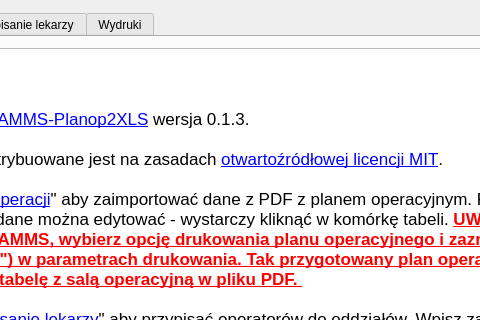
Above: amms_planop2xls/mainwindow.ui from mpasternak/amms-planop2xls before the change; both pictures show x 264 to 744 and y 0 to 320 of the 914 by 676 pixel window. Below: the same form after it.
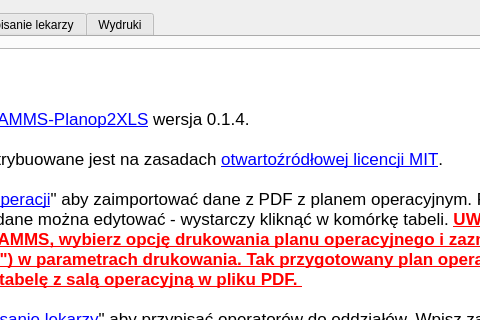
That is the form after the change. Icons and pictures are not drawn.

```diff
--- a/amms_planop2xls/mainwindow.ui
+++ b/amms_planop2xls/mainwindow.ui
@@ -40,7 +40,7 @@
 &lt;/style&gt;&lt;/head&gt;&lt;body style=&quot; font-family:'.SF NS Text'; font-size:13pt; font-weight:400; font-style:normal;&quot;&gt;
 &lt;p style=&quot; margin-top:0px; margin-bottom:0px; margin-left:0px; margin-right:0px; -qt-block-indent:0; text-indent:0px;&quot;&gt;&lt;span style=&quot; font-size:18pt; font-weight:600;&quot;&gt;Instrukcja obsługi&lt;/span&gt;&lt;/p&gt;
 &lt;p style=&quot;-qt-paragraph-type:empty; margin-top:0px; margin-bottom:0px; margin-left:0px; margin-right:0px; -qt-block-indent:0; text-indent:0px; font-size:18pt; font-weight:600;&quot;&gt;&lt;br /&gt;&lt;/p&gt;
-&lt;p style=&quot; margin-top:0px; margin-bottom:0px; margin-left:0px; margin-right:0px; -qt-block-indent:0; text-indent:0px;&quot;&gt;Korzystasz z oprogramowania &lt;a href=&quot;https://github.com/mpasternak/amms-planop2xls&quot;&gt;&lt;span style=&quot; text-decoration: underline; color:#0000ff;&quot;&gt;AMMS-Planop2XLS&lt;/span&gt;&lt;/a&gt; wersja 0.1.3. &lt;/p&gt;
+&lt;p style=&quot; margin-top:0px; margin-bottom:0px; margin-left:0px; margin-right:0px; -qt-block-indent:0; text-indent:0px;&quot;&gt;Korzystasz z oprogramowania &lt;a href=&quot;https://github.com/mpasternak/amms-planop2xls&quot;&gt;&lt;span style=&quot; text-decoration: underline; color:#0000ff;&quot;&gt;AMMS-Planop2XLS&lt;/span&gt;&lt;/a&gt; wersja 0.1.4. &lt;/p&gt;
 &lt;p style=&quot;-qt-paragraph-type:empty; margin-top:0px; margin-bottom:0px; margin-left:0px; margin-right:0px; -qt-block-indent:0; text-indent:0px;&quot;&gt;&lt;br /&gt;&lt;/p&gt;
 &lt;p style=&quot; margin-top:0px; margin-bottom:0px; margin-left:0px; margin-right:0px; -qt-block-indent:0; text-indent:0px;&quot;&gt;Niniejsze oprogramowanie dystrybuowane jest na zasadach &lt;a href=&quot;https://pl.wikipedia.org/wiki/Licencja_MIT&quot;&gt;&lt;span style=&quot; text-decoration: underline; color:#0000ff;&quot;&gt;otwartoźródłowej licencji MIT&lt;/span&gt;&lt;/a&gt;. &lt;/p&gt;
 &lt;p style=&quot;-qt-paragraph-type:empty; margin-top:0px; margin-bottom:0px; margin-left:0px; margin-right:0px; -qt-block-indent:0; text-indent:0px;&quot;&gt;&lt;br /&gt;&lt;/p&gt;
```
